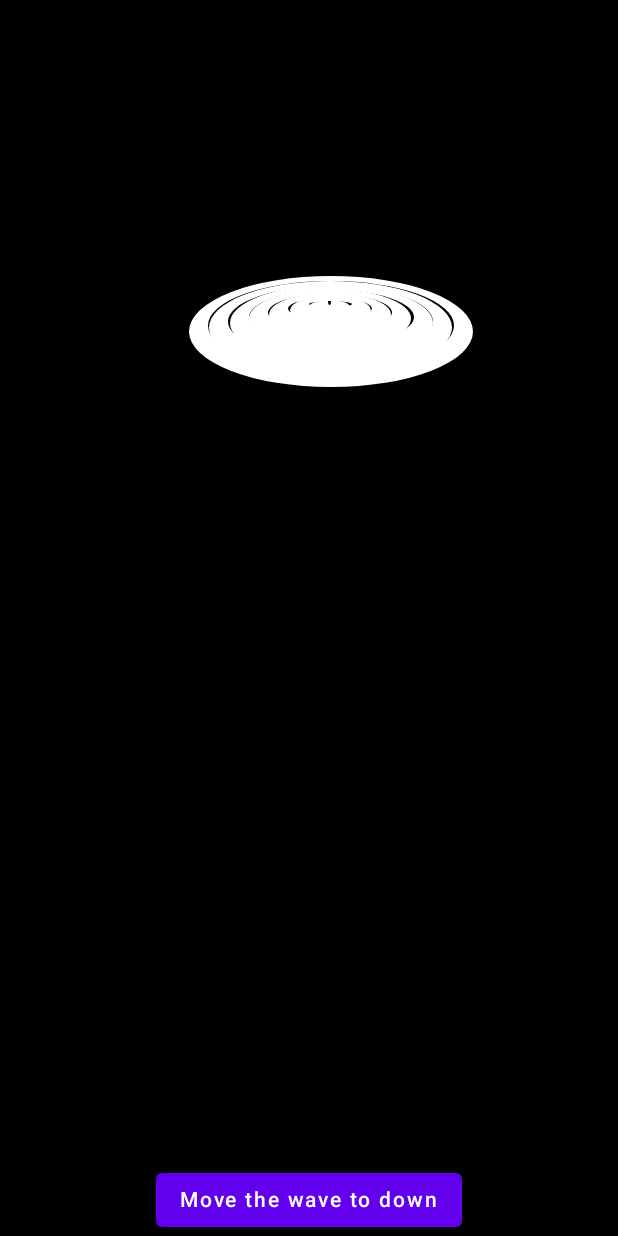
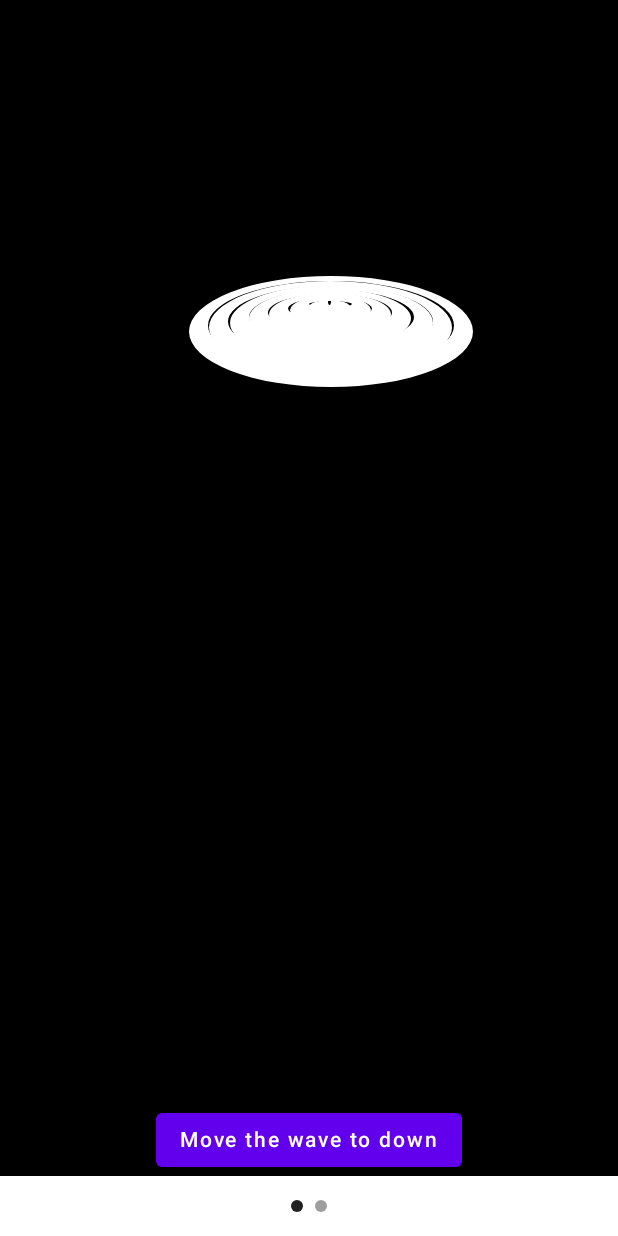
Before and after one commit to SharmaPrateek196/ComposeAnimationExamples, an Android app built with Jetpack Compose: the screen it shows after launch (MainActivity), on a phone screen of 412 x 824 dp. Run offline under Robolectric (Android 15) with nearby library versions, the phone set to English and light mode, and no system bars; our stand-ins replace accompanist.

Commit message:
add: pager in MainActivity

```diff
--- a/app/build.gradle
+++ b/app/build.gradle
@@ -58,4 +58,6 @@ dependencies {
     androidTestImplementation 'androidx.test.espresso:espresso-core:3.4.0'
     androidTestImplementation "androidx.compose.ui:ui-test-junit4:$compose_version"
     debugImplementation "androidx.compose.ui:ui-tooling:$compose_version"
+    implementation "com.google.accompanist:accompanist-pager:$pager_version"
+    implementation "com.google.accompanist:accompanist-pager-indicators:$pager_version"
 }
--- a/app/src/main/java/com/rangranjan/composeanimations/MainActivity.kt
+++ b/app/src/main/java/com/rangranjan/composeanimations/MainActivity.kt
@@ -3,21 +3,22 @@ package com.rangranjan.composeanimations
 import android.os.Bundle
 import androidx.activity.ComponentActivity
 import androidx.activity.compose.setContent
-import androidx.compose.foundation.layout.Box
-import androidx.compose.foundation.layout.BoxWithConstraints
-import androidx.compose.foundation.layout.fillMaxSize
+import androidx.compose.foundation.layout.*
 import androidx.compose.material.MaterialTheme
 import androidx.compose.material.Surface
-import androidx.compose.material.Text
-import androidx.compose.runtime.Composable
 import androidx.compose.ui.Alignment
 import androidx.compose.ui.Modifier
-import androidx.compose.ui.tooling.preview.Preview
+import androidx.compose.ui.unit.dp
+import com.google.accompanist.pager.ExperimentalPagerApi
+import com.google.accompanist.pager.HorizontalPager
+import com.google.accompanist.pager.HorizontalPagerIndicator
+import com.google.accompanist.pager.rememberPagerState
 import com.rangranjan.composeanimations.ui.SpringWaveAnimation
 import com.rangranjan.composeanimations.ui.alarm.AlarmAnimation
 import com.rangranjan.composeanimations.ui.theme.ComposeAnimationsTheme
 
 class MainActivity : ComponentActivity() {
+    @OptIn(ExperimentalPagerApi::class)
     override fun onCreate(savedInstanceState: Bundle?) {
         super.onCreate(savedInstanceState)
 
@@ -27,10 +28,30 @@ class MainActivity : ComponentActivity() {
                     modifier = Modifier.fillMaxSize(),
                     color = MaterialTheme.colors.background
                 ) {
-                    BoxWithConstraints(
-                        contentAlignment = Alignment.Center
-                    ) {
-                        SpringWaveAnimation()
+                    val pagerState = rememberPagerState()
+                    Column(modifier = Modifier.fillMaxSize()) {
+                        HorizontalPager(
+                            modifier = Modifier
+                                .weight(1f)
+                                .fillMaxWidth(),
+                            count = 2, state = pagerState,
+                        ) { page ->
+                            // Our page content
+                            when (page) {
+                                0 -> {
+                                    SpringWaveAnimation()
+                                }
+                                1 -> {
+                                    AlarmAnimation()
+                                }
+                            }
+                        }
+                        HorizontalPagerIndicator(
+                            pagerState = pagerState,
+                            modifier = Modifier
+                                .align(Alignment.CenterHorizontally)
+                                .padding(16.dp),
+                        )
                     }
                 }
             }
--- a/build.gradle
+++ b/build.gradle
@@ -1,6 +1,7 @@
 buildscript {
     ext {
         compose_version = '1.1.1'
+        pager_version = '0.23.0'
     }
 }// Top-level build file where you can add configuration options common to all sub-projects/modules.
 plugins {
```
